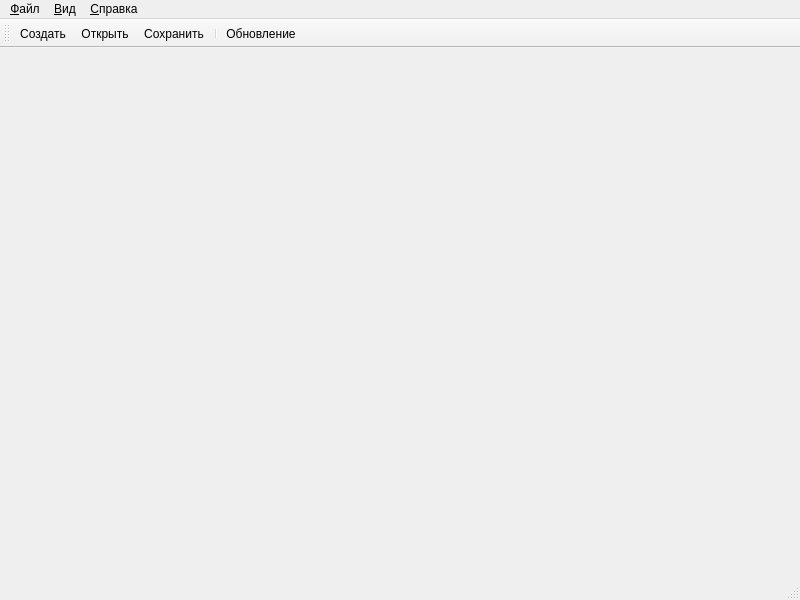
The window that view/ui/main_window.ui (TreOne/Arkham-Horror-Decker-v2) describes before a commit, drawn with Qt 5.
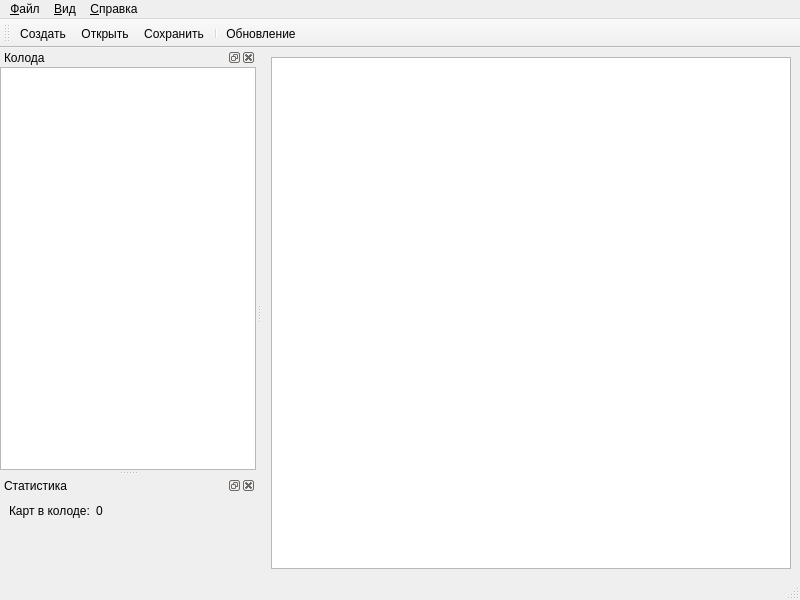
The same window after the commit. Icons and pictures are not drawn.

Commit message: Изменен UI, для дальнейшей проверки сохранения - загрузки файлов.

```diff
--- a/view/ui/main_window.ui
+++ b/view/ui/main_window.ui
@@ -20,14 +20,22 @@
    <iconset resource="../../resources/app.qrc">
     <normaloff>:/images/app.svg</normaloff>:/images/app.svg</iconset>
   </property>
-  <property name="documentMode">
-   <bool>true</bool>
-  </property>
   <property name="dockNestingEnabled">
    <bool>true</bool>
   </property>
   <widget class="QWidget" name="central_widget">
-   <layout class="QHBoxLayout" name="horizontalLayout_4"/>
+   <property name="autoFillBackground">
+    <bool>true</bool>
+   </property>
+   <layout class="QGridLayout" name="gridLayout_2">
+    <item row="0" column="0">
+     <widget class="QTextBrowser" name="guide_browser">
+      <property name="readOnly">
+       <bool>false</bool>
+      </property>
+     </widget>
+    </item>
+   </layout>
   </widget>
   <widget class="QMenuBar" name="menubar">
    <property name="geometry">
@@ -96,6 +104,68 @@
    <addaction name="action_update_db"/>
   </widget>
   <widget class="QStatusBar" name="statubar"/>
+  <widget class="QDockWidget" name="dock_deck">
+   <property name="minimumSize">
+    <size>
+     <width>250</width>
+     <height>150</height>
+    </size>
+   </property>
+   <property name="windowTitle">
+    <string>Колода</string>
+   </property>
+   <attribute name="dockWidgetArea">
+    <number>1</number>
+   </attribute>
+   <widget class="QWidget" name="dockWidgetContents">
+    <layout class="QVBoxLayout" name="verticalLayout">
+     <property name="leftMargin">
+      <number>0</number>
+     </property>
+     <property name="topMargin">
+      <number>0</number>
+     </property>
+     <property name="rightMargin">
+      <number>0</number>
+     </property>
+     <property name="bottomMargin">
+      <number>0</number>
+     </property>
+     <item>
+      <widget class="QTreeView" name="deck_view"/>
+     </item>
+    </layout>
+   </widget>
+  </widget>
+  <widget class="QDockWidget" name="dock_stat">
+   <property name="autoFillBackground">
+    <bool>true</bool>
+   </property>
+   <property name="windowTitle">
+    <string>Статистика</string>
+   </property>
+   <attribute name="dockWidgetArea">
+    <number>1</number>
+   </attribute>
+   <widget class="QWidget" name="statistics_layout">
+    <layout class="QFormLayout" name="formLayout">
+     <item row="0" column="0">
+      <widget class="QLabel" name="label_card_count">
+       <property name="text">
+        <string>Карт в колоде:</string>
+       </property>
+      </widget>
+     </item>
+     <item row="0" column="1">
+      <widget class="QLabel" name="card_count">
+       <property name="text">
+        <string>0</string>
+       </property>
+      </widget>
+     </item>
+    </layout>
+   </widget>
+  </widget>
   <action name="action_update_db">
    <property name="icon">
     <iconset theme="database-refresh" resource="../../resources/app.qrc">
```
